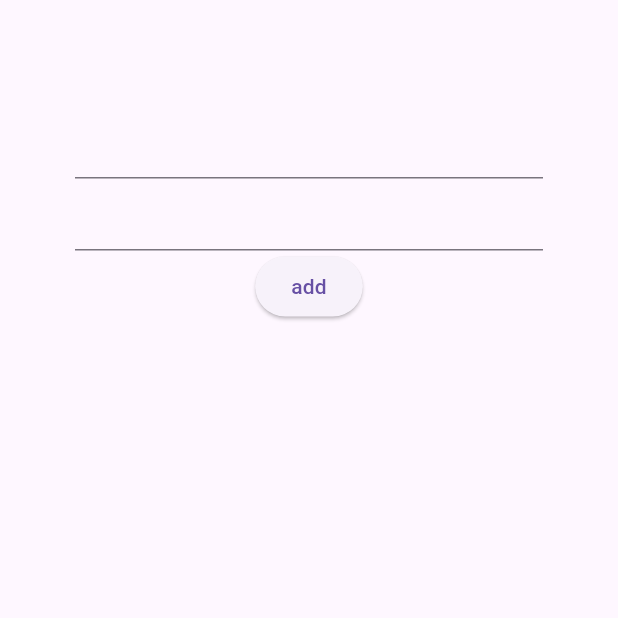
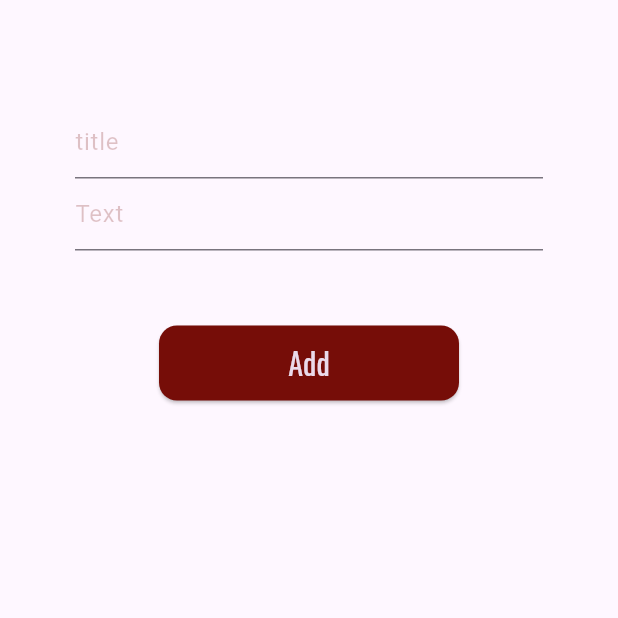
Before and after one commit to JuhiLasod/Notes-App, a Flutter app: the newNote screen opened directly, on a phone screen of 412 x 824 dp, the top half of it. Run offline on Flutter 3.47's test engine with Material 3 defaults, Android fonts, the phone set to English and light mode, and no system bars; our stand-ins replace shared_preferences; accounts and stored records are empty; network calls fail.

Commit message:
delete note done

```diff
--- a/frontend/lib/main.dart
+++ b/frontend/lib/main.dart
@@ -1,21 +1,36 @@
 import 'package:flutter/material.dart';
+import 'package:shared_preferences/shared_preferences.dart';
 import './screens/login.dart';
-void main()=>runApp(MyApp());
+import './screens/home.dart';
 
-class MyApp extends StatefulWidget{
-  const MyApp ({super.key});
+void main() {
+  runApp(MyApp());
+}
+
+class MyApp extends StatelessWidget {
+  const MyApp({super.key});
+
+  Future<bool> checkLogin() async {
+    final prefs = await SharedPreferences.getInstance();
+    return prefs.getBool('isLoggedIn') ?? false;
+  }
 
   @override
-  State <MyApp> createState() => _MyAppState();
-}
-
-class _MyAppState extends State<MyApp>{
-  @override
-  Widget build(BuildContext context)
-  {
+  Widget build(BuildContext context) {
     return MaterialApp(
-      home: login()
-
+      home: FutureBuilder<bool>(
+        future: checkLogin(),
+        builder: (context, snapshot) {
+          if (snapshot.connectionState == ConnectionState.waiting) {
+            // Show loading screen while checking login
+            return const Scaffold(
+              body: Center(child: CircularProgressIndicator()),
+            );
+          } else {
+            return snapshot.data == true ? const home() : const login();
+          }
+        },
+      ),
     );
   }
 }
--- a/frontend/lib/screens/home.dart
+++ b/frontend/lib/screens/home.dart
@@ -34,6 +34,23 @@ class _HomeState extends State<home> {
   }
   }
 
+  void deleteNotes( String title,String content) async {
+  try {
+    final res = await http.post(
+      Uri.parse('http://10.0.2.2:8000/api/delete'),
+      headers: {'Content-Type': 'application/json'},
+      body: jsonEncode({'email': savedEmail, 'title': title , 'content': content}),
+    );
+    setState((){
+      msg=res.body;
+    });
+    fetchNotes();
+  }
+  catch(e)
+  {
+    print("failed");
+  }
+  }
   void fetchNotes() async {
   try {
     final res = await http.post(
@@ -91,6 +108,7 @@ Widget build(BuildContext context) {
     body: SafeArea(
       child: Column(
         children: [
+          Text(msg),
           SizedBox(height: 10),
           ElevatedButton(
             onPressed: _handleNew,
@@ -106,6 +124,10 @@ Widget build(BuildContext context) {
                 itemBuilder: (context, index) => ListTile(
                   title: Text(notes[index]['title']?.isNotEmpty == true? notes[index]['title']: 'No Title'),
                   subtitle: Text(notes[index]['content']?.isNotEmpty == true? notes[index]['content']: 'No content'),
+                  trailing: ElevatedButton(
+                    onPressed: (){deleteNotes(notes[index]['title'],notes[index]['content']);},
+                    child: Text('delete'),
+                  )
                 ),
               ),
             ),
--- a/frontend/lib/screens/newNote.dart
+++ b/frontend/lib/screens/newNote.dart
@@ -73,19 +73,47 @@ class _newNoteState extends State<newNote> {
             Text(msg),
             TextField(
               controller: _titleController,
-
+              decoration: InputDecoration(
+                hintText: 'title',
+                hintStyle: TextStyle(color: Color.fromARGB(255, 118, 13, 8).withAlpha(60),)
+              )
             ),
             TextField(
               controller: _noteController,
+              decoration: InputDecoration(
+                hintText: 'Text',
+                hintStyle: TextStyle(color: Color.fromARGB(255, 118, 13, 8).withAlpha(60),)
+              )
 
             ),
-            ElevatedButton(
-              onPressed: _handleNew,
-              child: Text('add')
-            )
-          ],
-        )
-      ),
-    );
+            Padding(
+                    padding: EdgeInsetsGeometry.all(50),
+                    child: Center(
+                      child: SizedBox(
+                        width: 200,
+                        height: 50,
+                        child: ElevatedButton(
+                          onPressed: _handleNew,
+                          style: ElevatedButton.styleFrom(
+                            backgroundColor: Color.fromARGB(255, 118, 13, 8),
+                            foregroundColor: Color.fromARGB(255, 234, 218, 62186),
+                            shape: RoundedRectangleBorder(borderRadius: BorderRadius.circular(12)),
+                            // shadowColor: Color.fromARGB(255, 118, 13, 8)
+                          ),
+                          child: Text('Add',style: TextStyle(fontSize: 20,fontFamily: 'basic')),
+
+                        ),
+                      ),
+                    ),
+                  ),
+                  Center(child:Text(msg,style: TextStyle(fontSize:15, color: Color.fromARGB(255, 118, 13, 8),))),
+
+                  // footer()
+                  ]
+                  ),
+                ),
+
+              );
+
   }
 }
```
Also changed, not shown: frontend/lib/screens/login.dart (+8 -3 lines), 2 other files.
